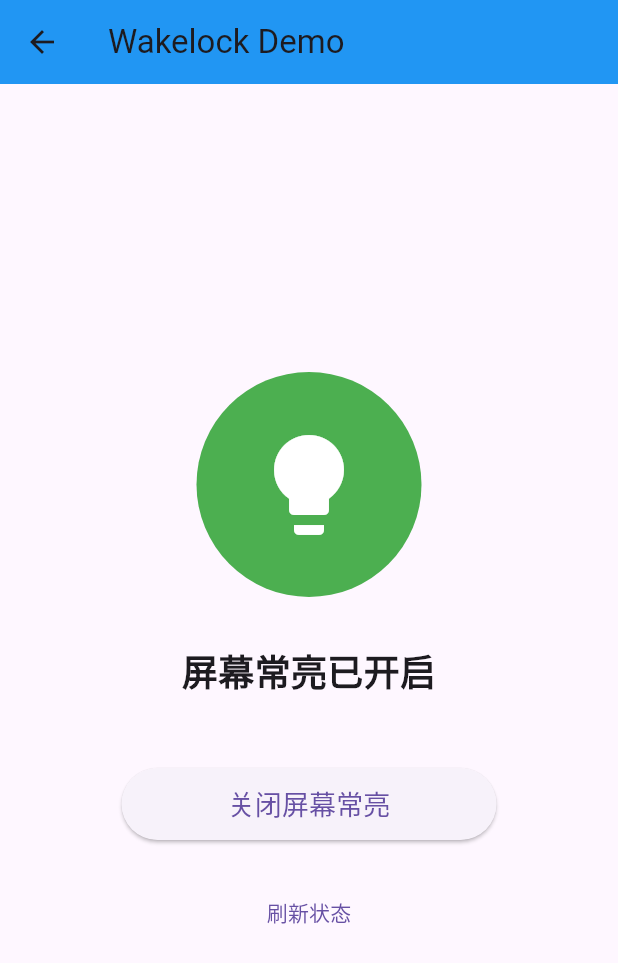
After one commit to haoyuedada/my_app_3_35, a Flutter app: the WakelockDemo screen opened directly, after a tap on "开启屏幕常亮", on a phone screen of 412 x 824 dp. The commit adds this screen. Shown: the top 963 px of the screen. Run offline on Flutter 3.47's test engine with Material 3 defaults, Android fonts, the phone set to English and light mode, and no system bars; our stand-ins replace audioplayers, connectivity_plus, device_info_plus, flutter_local_notifications, flutter_widget_from_html_core, fluttertoast and 5 more; missing offline and left inert: flutter_inappwebview, mobile_scanner.

Commit message:
add wakelock

```diff
--- a/lib/samples/library_test_home.dart
+++ b/lib/samples/library_test_home.dart
@@ -12,6 +12,7 @@ import 'image_gallery_saver_demo.dart';
 import 'keyboard_actions_demo.dart';
 import 'mobile_scanner_demo.dart';
 import 'permission_handler_demo.dart';
+import 'wakelock_demo.dart';
 
 class LibraryTestHome extends StatefulWidget {
   @override
@@ -99,6 +100,12 @@ class _LibraryTestHomeState extends State<LibraryTestHome> {
       keyword: 'permission handler permission_handler 权限 处理',
       builder: (context) => PermissionHandlerDemo(),
     ),
+    FunctionItem(
+      title: 'wakelock Demo',
+      description: '屏幕常亮功能演示',
+      keyword: 'wakelock 屏幕 常亮',
+      builder: (context) => WakelockDemo(),
+    ),
 ];
 
   @override
@@ -180,6 +187,8 @@ IconData _getIconForFunction(String title) {
     return Icons.qr_code_scanner;
   } else if (title.contains('permission_handler') || title.contains('权限')) {
     return Icons.security;
+  } else if (title.contains('wakelock') || title.contains('常亮')) {
+    return Icons.lightbulb;
   }
   return Icons.apps;
 }
--- /dev/null
+++ b/lib/samples/wakelock_demo.dart
@@ -0,0 +1,112 @@
+import 'package:flutter/material.dart';
+import 'package:wakelock/wakelock.dart';
+
+class WakelockDemo extends StatefulWidget {
+  @override
+  _WakelockDemoState createState() => _WakelockDemoState();
+}
+
+class _WakelockDemoState extends State<WakelockDemo> {
+  // 保持屏幕常亮状态
+  bool _isWakelockEnabled = false;
+
+  // 切换屏幕常亮状态
+  Future<void> _toggleWakelock() async {
+    setState(() {
+      _isWakelockEnabled = !_isWakelockEnabled;
+    });
+
+    try {
+      if (_isWakelockEnabled) {
+        print("开启屏幕常亮");
+        await Wakelock.enable();
+      } else {
+        print("关闭屏幕常亮");
+        await Wakelock.disable();
+      }
+    } catch (e) {
+      print('切换屏幕常亮失败: $e');
+      setState(() {
+        _isWakelockEnabled = !_isWakelockEnabled; // 切换失败恢复原来状态
+      });
+    }
+  }
+
+  // 检查当前屏幕常亮状态
+  Future<void> _checkWakelockStatus() async {
+    bool isEnabled = await Wakelock.enabled;
+    setState(() {
+      _isWakelockEnabled = isEnabled;
+    });
+  }
+
+  @override
+  void initState() {
+    super.initState();
+    _checkWakelockStatus();
+  }
+
+  @override
+  Widget build(BuildContext context) {
+    return Scaffold(
+      appBar: AppBar(
+        title: Text('Wakelock Demo'),
+        backgroundColor: Colors.blue,
+      ),
+      body: Center(
+        child: Column(
+          mainAxisAlignment: MainAxisAlignment.center,
+          children: [
+            // 屏幕常亮状态指示器
+            Container(
+              width: 150,
+              height: 150,
+              decoration: BoxDecoration(
+                shape: BoxShape.circle,
+                color: _isWakelockEnabled ? Colors.green : Colors.red,
+              ),
+              child: Center(
+                child: Icon(
+                  _isWakelockEnabled ? Icons.lightbulb : Icons.lightbulb_outline,
+                  color: Colors.white,
+                  size: 80,
+                ),
+              ),
+            ),
+
+            SizedBox(height: 32.0),
+
+            // 状态文字
+            Text(
+              _isWakelockEnabled ? '屏幕常亮已开启' : '屏幕常亮已关闭',
+              style: TextStyle(fontSize: 24, fontWeight: FontWeight.bold),
+            ),
+
+            SizedBox(height: 48.0),
+
+            // 切换按钮
+            SizedBox(
+              width: 250,
+              height: 48,
+              child: ElevatedButton(
+                onPressed: _toggleWakelock,
+                child: Text(
+                  _isWakelockEnabled ? '关闭屏幕常亮' : '开启屏幕常亮',
+                  style: TextStyle(fontSize: 18),
+                ),
+              ),
+            ),
+
+            SizedBox(height: 24.0),
+
+            // 刷新状态按钮
+            TextButton(
+              onPressed: _checkWakelockStatus,
+              child: Text('刷新状态'),
+            ),
+          ],
+        ),
+      ),
+    );
+  }
+}
```
Also changed, not shown: pubspec.yaml (+8 -0 lines), pubspec.lock, 1 other file.
